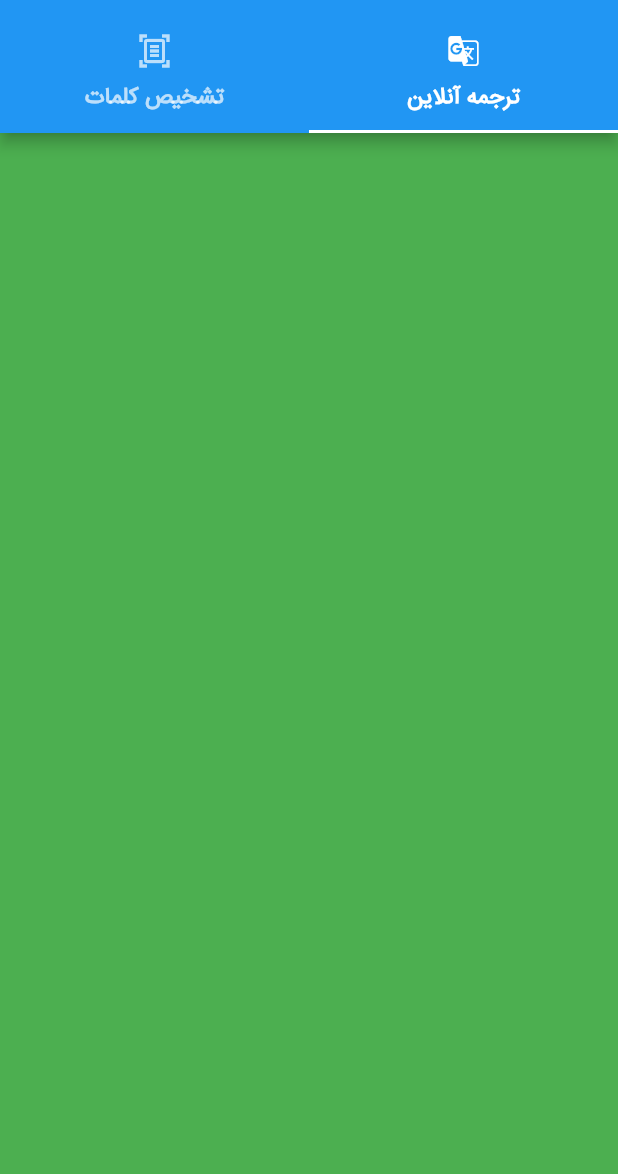
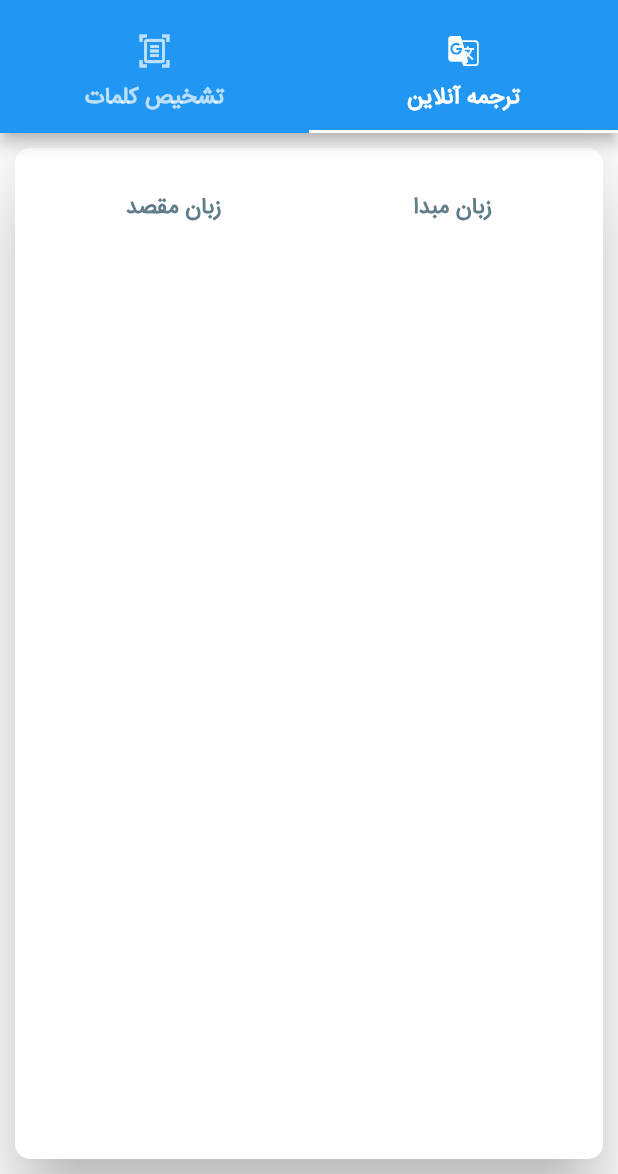
Before and after one commit to sajjadabbasi1383/Voice-Translation, a Flutter app: the MainScreen screen opened directly, on a phone screen of 412 x 824 dp, the part 62-1236 px from its top. Run offline on Flutter 3.47's test engine with Material 2 defaults, Android fonts, the phone set to English and light mode, and no system bars; our stand-ins replace flutter_spinkit.

Commit message:
Home Screen mainCard

```diff
--- a/lib/home_screen.dart
+++ b/lib/home_screen.dart
@@ -8,8 +8,36 @@ class HomeScreen extends StatefulWidget {
 }
 
 class _HomeScreenState extends State<HomeScreen> {
+  static const tabStyle = TextStyle(
+      fontSize: 15, color: Colors.blueGrey, fontWeight: FontWeight.bold);
+
   @override
   Widget build(BuildContext context) {
-    return  Container(color: Colors.green,);
+    return Card(
+      shape: const RoundedRectangleBorder(
+          borderRadius: BorderRadius.all(Radius.circular(10))),
+      elevation: 20,
+      margin: const EdgeInsets.all(10),
+      child: Container(
+        margin: const EdgeInsets.all(10),
+        child: const Column(
+          children: [
+            SizedBox(
+              height: 20,
+            ),
+            Row(
+              mainAxisAlignment: MainAxisAlignment.spaceAround,
+              children: [
+                Text(
+                  "زبان مبدا",
+                  style: tabStyle,
+                ),
+                Text("زبان مقصد", style: tabStyle),
+              ],
+            ),
+          ],
+        ),
+      ),
+    );
   }
 }
```
